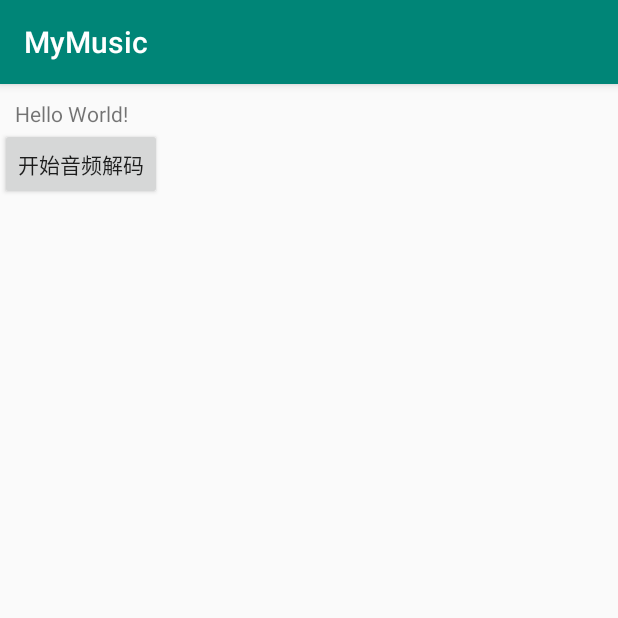
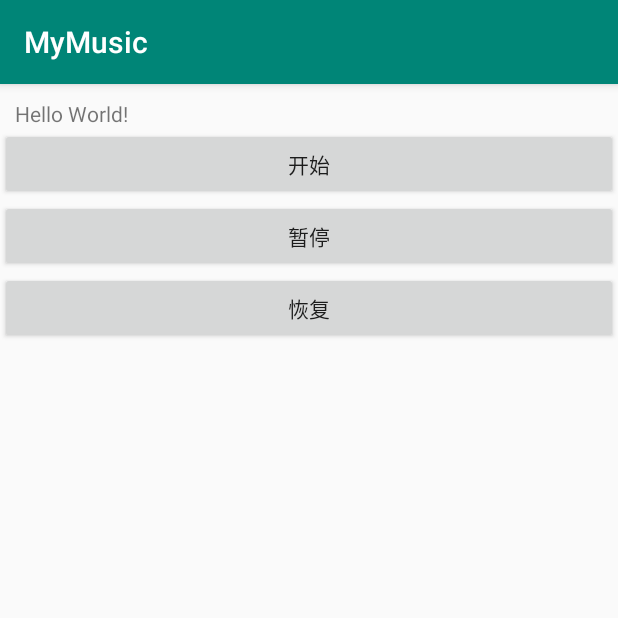
Before and after one commit to yanchunlan/MyMusic, an Android app: the screen it shows after launch (MainActivity), on a phone screen of 412 x 824 dp, the top half of it. Run offline under Robolectric (Android 15) with nearby library versions, the phone set to English and light mode, and no system bars; 20 statements that could not run were skipped.

Commit message:
ffmpeg解码音频准备完成，暂停，恢复功能

```diff
--- a/app/src/main/java/com/ycl/mymusic/MainActivity.java
+++ b/app/src/main/java/com/ycl/mymusic/MainActivity.java
@@ -8,7 +8,9 @@ import android.widget.Button;
 import android.widget.TextView;
 
 import com.ycl.myplayer.demo.Demo;
+import com.ycl.myplayer.demo.listener.OnPauseResumeListener;
 import com.ycl.myplayer.demo.listener.OnPrepareListener;
+import com.ycl.myplayer.demo.listener.OnloadListener;
 import com.ycl.myplayer.demo.log.PlayerLog;
 import com.ycl.myplayer.demo.player.Player;
 
@@ -19,7 +21,9 @@ public class MainActivity extends AppCompatActivity implements View.OnClickListe
 
 
     private TextView mSampleText;
-    private Button mButton;
+    private Button mStart;
+    private Button mPause;
+    private Button mResume;
 
     @Override
     protected void onCreate(Bundle savedInstanceState) {
@@ -40,25 +44,56 @@ public class MainActivity extends AppCompatActivity implements View.OnClickListe
         mPlayer.setPrepareListener(new OnPrepareListener() {
             @Override
             public void onPrepared() {
-                PlayerLog.d("onPrepared success");
+                PlayerLog.d("onPrepared 准备 ok");
                 mPlayer.start();
+            }
+        });
+
+        mPlayer.setLoadListener(new OnloadListener() {
+            @Override
+            public void onLoad(boolean load) {
+                if (load) {
+                    PlayerLog.d("加载中");
+                } else {
+                    PlayerLog.d("播放中");
+                }
+            }
+        });
+
+        mPlayer.setPauseResumeListener(new OnPauseResumeListener() {
+            @Override
+            public void onPause(boolean pause) {
+                if (pause) {
+                    PlayerLog.d("暂停");
+                } else {
+                    PlayerLog.d("恢复");
+                }
             }
         });
     }
 
     private void initView() {
         mSampleText = (TextView) findViewById(R.id.sample_text);
-        mButton = (Button) findViewById(R.id.button);
-
-        mButton.setOnClickListener(this);
+        mStart = (Button) findViewById(R.id.start);
+        mPause = (Button) findViewById(R.id.pause);
+        mResume = (Button) findViewById(R.id.resume);
+        mStart.setOnClickListener(this);
+        mPause.setOnClickListener(this);
+        mResume.setOnClickListener(this);
     }
 
     @Override
     public void onClick(View v) {
         switch (v.getId()) {
-            case R.id.button:
+            case R.id.start:
                 mPlayer.setSource("http://mpge.5nd.com/2015/2015-11-26/69708/1.mp3");
                 mPlayer.parpared();
+                break;
+            case R.id.pause:
+                mPlayer.pause();
+                break;
+            case R.id.resume:
+                mPlayer.resume();
                 break;
         }
     }
--- a/app/src/main/res/layout/activity_main.xml
+++ b/app/src/main/res/layout/activity_main.xml
@@ -7,21 +7,39 @@
     tools:context=".MainActivity">
 
     <TextView
-        app:layout_constraintTop_toTopOf="parent"
-        app:layout_constraintLeft_toLeftOf="parent"
-        android:layout_margin="10dp"
         android:id="@+id/sample_text"
         android:layout_width="wrap_content"
         android:layout_height="wrap_content"
+        android:layout_margin="10dp"
         android:text="Hello World!"
-       />
+        app:layout_constraintLeft_toLeftOf="parent"
+        app:layout_constraintTop_toTopOf="parent" />
 
     <Button
-        app:layout_constraintTop_toBottomOf="@id/sample_text"
-        android:id="@+id/button"
-        android:layout_width="wrap_content"
+        android:id="@+id/start"
+        android:layout_width="0dp"
         android:layout_height="wrap_content"
-        android:text="开始音频解码"
-        />
+        android:text="开始"
+        app:layout_constraintLeft_toLeftOf="parent"
+        app:layout_constraintRight_toRightOf="parent"
+        app:layout_constraintTop_toBottomOf="@id/sample_text" />
+
+    <Button
+        android:id="@+id/pause"
+        android:layout_width="0dp"
+        android:layout_height="wrap_content"
+        android:text="暂停"
+        app:layout_constraintLeft_toLeftOf="parent"
+        app:layout_constraintRight_toRightOf="parent"
+        app:layout_constraintTop_toBottomOf="@id/start" />
+
+    <Button
+        android:id="@+id/resume"
+        android:layout_width="0dp"
+        android:layout_height="wrap_content"
+        android:text="恢复"
+        app:layout_constraintLeft_toLeftOf="parent"
+        app:layout_constraintRight_toRightOf="parent"
+        app:layout_constraintTop_toBottomOf="@id/pause" />
 
 </android.support.constraint.ConstraintLayout>
--- /dev/null
+++ b/myplayer/src/main/java/com/ycl/myplayer/demo/listener/OnPauseResumeListener.java
@@ -0,0 +1,10 @@
+package com.ycl.myplayer.demo.listener;
+
+/**
+ * author:  ycl
+ * date:  2019/3/17 16:52
+ * desc:
+ */
+public interface OnPauseResumeListener {
+    void onPause(boolean pause);
+}
--- /dev/null
+++ b/myplayer/src/main/java/com/ycl/myplayer/demo/listener/OnloadListener.java
@@ -0,0 +1,10 @@
+package com.ycl.myplayer.demo.listener;
+
+/**
+ * author:  ycl
+ * date:  2019/3/17 16:51
+ * desc:
+ */
+public interface OnloadListener {
+    void onLoad(boolean load);
+}
--- a/myplayer/src/main/java/com/ycl/myplayer/demo/player/Player.java
+++ b/myplayer/src/main/java/com/ycl/myplayer/demo/player/Player.java
@@ -2,7 +2,9 @@ package com.ycl.myplayer.demo.player;
 
 import android.text.TextUtils;
 
+import com.ycl.myplayer.demo.listener.OnPauseResumeListener;
 import com.ycl.myplayer.demo.listener.OnPrepareListener;
+import com.ycl.myplayer.demo.listener.OnloadListener;
 import com.ycl.myplayer.demo.log.PlayerLog;
 
 /**
@@ -26,6 +28,8 @@ public class Player {
 
     private String source;
     private OnPrepareListener prepareListener;
+    private OnPauseResumeListener pauseResumeListener;
+    private OnloadListener loadListener;
 
 
     public void setSource(String source) {
@@ -36,17 +40,21 @@ public class Player {
         this.prepareListener = prepareListener;
     }
 
-    public void onCallPrepared() {
-        if (prepareListener != null) {
-            prepareListener.onPrepared();
-        }
+    public void setLoadListener(OnloadListener loadListener) {
+        this.loadListener = loadListener;
     }
+
+    public void setPauseResumeListener(OnPauseResumeListener pauseResumeListener) {
+        this.pauseResumeListener = pauseResumeListener;
+    }
+
 
     public void parpared() {
         if (null == source || TextUtils.isEmpty(source)) {
             PlayerLog.d("source is empty");
             return;
         }
+        onCallLoad(true); // 开始准备就显示加载中
         new Thread(new Runnable() {
             @Override
             public void run() {
@@ -68,9 +76,40 @@ public class Player {
         }).start();
     }
 
+    public void pause() {
+        n_pause();
+        if (pauseResumeListener != null) {
+            pauseResumeListener.onPause(true);
+        }
+    }
+
+    public void resume() {
+        n_resume();
+        if (pauseResumeListener != null) {
+            pauseResumeListener.onPause(false);
+        }
+    }
+
+
+    public void onCallPrepared() {
+        if (prepareListener != null) {
+            prepareListener.onPrepared();
+        }
+    }
+
+    public void onCallLoad(boolean load) {
+        if (loadListener != null) {
+            loadListener.onLoad(load);
+        }
+    }
+
 
     private native void n_prepared(String source);
 
     private native void n_start();
 
+    private native void n_resume();
+
+    private native void n_pause();
+
 }
```
Also changed, not shown: 9 other files.
